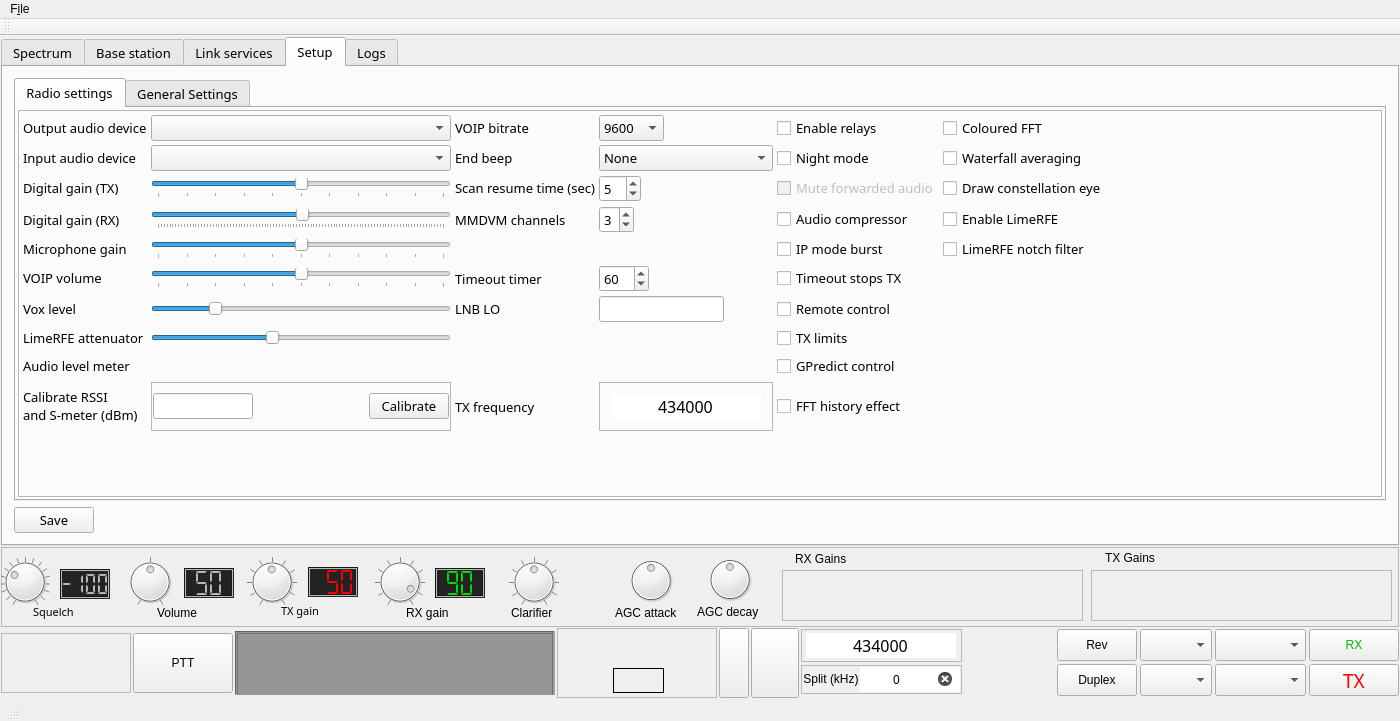
Qt form src/mainwindow.ui (qradiolink/qradiolink) before a commit.
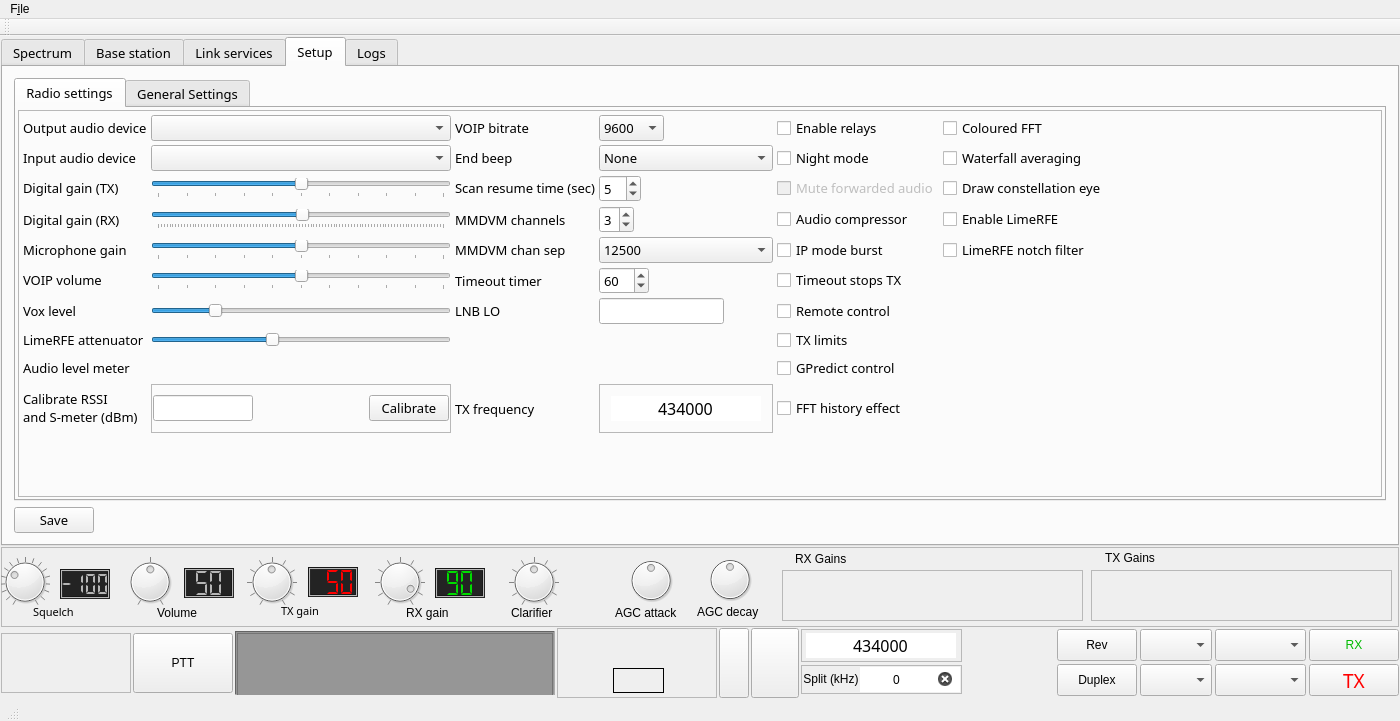
The same form after that commit. Icons and pictures are not drawn. Custom widgets are drawn as their Qt base class.

Commit message: Make MMDVM channel separation configurable

What changed in the file:
```diff
--- a/src/mainwindow.ui
+++ b/src/mainwindow.ui
@@ -3639,6 +3639,32 @@
                    </property>
                   </widget>
                  </item>
+                 <item row="9" column="2">
+                  <widget class="QLabel" name="label_55">
+                   <property name="text">
+                    <string>MMDVM chan sep</string>
+                   </property>
+                  </widget>
+                 </item>
+                 <item row="9" column="3">
+                  <widget class="QComboBox" name="mmdvmChanSeparationComboBox">
+                   <item>
+                    <property name="text">
+                     <string>12500</string>
+                    </property>
+                   </item>
+                   <item>
+                    <property name="text">
+                     <string>25000</string>
+                    </property>
+                   </item>
+                   <item>
+                    <property name="text">
+                     <string>50000</string>
+                    </property>
+                   </item>
+                  </widget>
+                 </item>
                 </layout>
                </widget>
               </item>
```
The commit also changes 11 other files.
